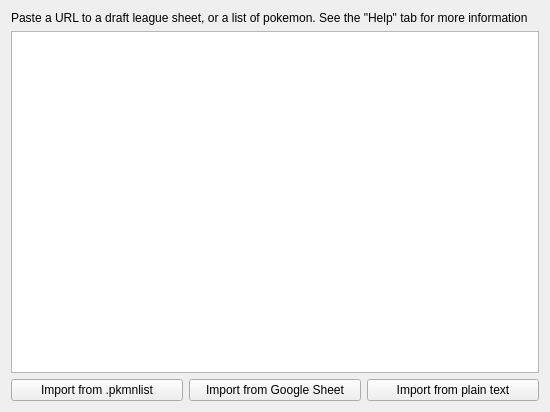
First picture: the form in assets/ui/import_popup.ui, repository elliottsneath/Pokemon-Searcher, before the edit.
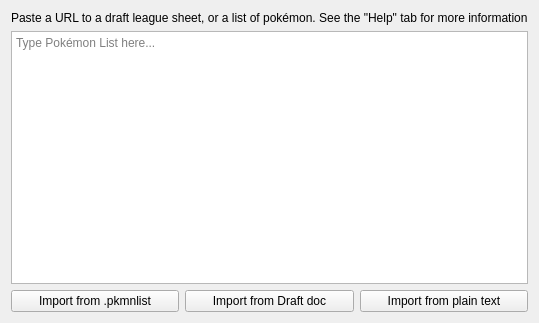
Second picture: the form after the edit. Custom widgets are drawn as their Qt base class.

Patch:
```diff
--- a/assets/ui/import_popup.ui
+++ b/assets/ui/import_popup.ui
@@ -6,8 +6,8 @@
    <rect>
     <x>0</x>
     <y>0</y>
-    <width>550</width>
-    <height>412</height>
+    <width>533</width>
+    <height>323</height>
    </rect>
   </property>
   <property name="windowTitle">
@@ -17,12 +17,16 @@
    <item>
     <widget class="QLabel" name="label">
      <property name="text">
-      <string>Paste a URL to a draft league sheet, or a list of pokemon. See the &quot;Help&quot; tab for more information</string>
+      <string>Paste a URL to a draft league sheet, or a list of pokémon. See the &quot;Help&quot; tab for more information</string>
      </property>
     </widget>
    </item>
    <item>
-    <widget class="QTextEdit" name="textEdit"/>
+    <widget class="QTextEdit" name="textEdit">
+     <property name="placeholderText">
+      <string>Type Pokémon List here...</string>
+     </property>
+    </widget>
    </item>
    <item>
     <layout class="QHBoxLayout" name="horizontalLayout">
@@ -36,7 +40,7 @@
      <item>
       <widget class="AnimatedHoverButton" name="fromGoogleSheetButton">
        <property name="text">
-        <string>Import from Google Sheet</string>
+        <string>Import from Draft doc</string>
        </property>
       </widget>
      </item>
```
